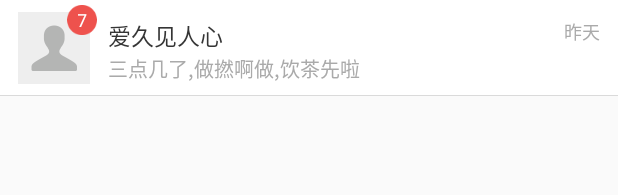
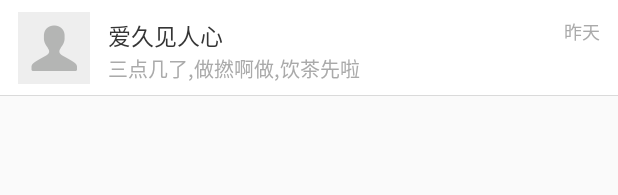
Before and after one commit to Rlxzmdd/NUIT-Android, an Android app: the layout item_conversation_single.xml on its own in the app's theme, with its tools: preview values and no code run, on a phone screen of 412 x 824 dp. Shown: the top 195 px of the screen. Run offline under Robolectric (Android 15) with nearby library versions, the phone set to English and light mode, and no system bars.

Commit message:
修复好友列表不显示问题，修复信息无法返回问题

```diff
--- a/app/src/main/java/com/example/imitatewechat/adapter/ConversationAdapter.java
+++ b/app/src/main/java/com/example/imitatewechat/adapter/ConversationAdapter.java
@@ -69,7 +69,6 @@ public class ConversationAdapter extends BaseAdapter {
             TextView mNickNameTv = convertView.findViewById(R.id.tv_nick_name);
             TextView mLastMsgTv = convertView.findViewById(R.id.tv_last_msg);
             ImageView mAvatarSdv = convertView.findViewById(R.id.sdv_avatar);
-            TextView mUnreadTv = convertView.findViewById(R.id.tv_unread);
             TextView mCreateTimeTv = convertView.findViewById(R.id.tv_create_time);
 
             //UserInfo userInfo = (UserInfo) conversation.getTargetInfo();
--- a/app/src/main/java/com/example/imitatewechat/adapter/FriendsAdapter.java
+++ b/app/src/main/java/com/example/imitatewechat/adapter/FriendsListAdapter.java
@@ -1,8 +1,6 @@
 package com.example.imitatewechat.adapter;
 
 import android.content.Context;
-import android.net.Uri;
-import android.text.TextUtils;
 import android.view.LayoutInflater;
 import android.view.View;
 import android.view.ViewGroup;
@@ -23,13 +21,13 @@ import androidx.annotation.Nullable;
  *
  * @author zhou
  */
-public class FriendsAdapter extends ArrayAdapter<Friend> {
+public class FriendsListAdapter extends ArrayAdapter<Friend> {
 
     List<Friend> mFriendList;
     int mResource;
     private LayoutInflater mLayoutInflater;
 
-    public FriendsAdapter(Context context, int resource, List<Friend> friendList) {
+    public FriendsListAdapter(Context context, int resource, List<Friend> friendList) {
         super(context, resource, friendList);
         this.mResource = resource;
         this.mFriendList = friendList;
--- a/app/src/main/java/com/example/imitatewechat/adapter/MessageAdapter.java
+++ b/app/src/main/java/com/example/imitatewechat/adapter/MessageAdapter.java
@@ -70,13 +70,13 @@ public class MessageAdapter extends RecyclerView.Adapter<RecyclerView.ViewHolder
             LeftHolder leftHolder = (LeftHolder) holder; // 强制类型转换
             leftHolder.contentTv.setText(message.getContent());
             leftHolder.timeTv.setText(time);
-            leftHolder.picImv.setImageDrawable(Drawable.createFromPath(chatTo.getPic()));
+//            leftHolder.picImv.setImageDrawable(Drawable.createFromPath(chatTo.getPic()));
             leftHolder.nameTv.setText(chatTo.getName());
         } else { // 如果是右边视图持有者
             RightHolder rightHolder = (RightHolder) holder; // 强制类型转换
             rightHolder.contentTv.setText(message.getContent());
             rightHolder.timeTv.setText(time);
-            rightHolder.picImv.setImageDrawable(Drawable.createFromPath(currentUser.getPic()));
+//            rightHolder.picImv.setImageDrawable(Drawable.createFromPath(currentUser.getPic()));
             rightHolder.nameTv.setText(currentUser.getName());
         }
     }
--- a/app/src/main/java/com/example/imitatewechat/adapter/MessageListAdapter.java
+++ b/app/src/main/java/com/example/imitatewechat/adapter/MessageListAdapter.java
@@ -20,6 +20,7 @@ import com.example.imitatewechat.entity.User;
 
 import java.text.SimpleDateFormat;
 
+@Deprecated
 public class MessageListAdapter extends RecyclerView.Adapter<MessageListAdapter.ViewHolder> {
     private MainActivity mContext; // 上下文对象
     private User currentUser; // 当前用户
--- a/app/src/main/java/com/example/imitatewechat/db/SQLiteDao.java
+++ b/app/src/main/java/com/example/imitatewechat/db/SQLiteDao.java
@@ -106,7 +106,7 @@ public class SQLiteDao {
                 String pic = cursor.getString(cursor.getColumnIndexOrThrow("pic")); // 获取头像
                 int age = cursor.getInt(cursor.getColumnIndexOrThrow("age"));
                 friends.add(new Friend(index++,uid, name, phone, age, pic, "",new Date()));
-                Log.d("ad",name);
+                Log.d("friend-list",name);
             }
         } catch (Exception e) {
             e.printStackTrace();
--- a/app/src/main/java/com/example/imitatewechat/fragment/ChatsFragment.java
+++ b/app/src/main/java/com/example/imitatewechat/fragment/ChatsFragment.java
@@ -3,6 +3,7 @@ package com.example.imitatewechat.fragment;
 import android.content.Intent;
 import android.os.Bundle;
 import android.os.Handler;
+import android.util.Log;
 import android.view.LayoutInflater;
 import android.view.View;
 import android.view.ViewGroup;
@@ -30,7 +31,7 @@ public class ChatsFragment extends BaseFragment {
 
     ListView mConversationLv;
 
-    ConversationAdapter mConversationAdapter;
+    public ConversationAdapter mConversationAdapter;
 
 
     private static final int REFRESH_CONVERSATION_LIST = 0x3000;
@@ -66,7 +67,8 @@ public class ChatsFragment extends BaseFragment {
                 Intent intent = new Intent(getActivity(), ChatActivity.class);
                 intent.putExtra("currentUser", currentUser);
                 intent.putExtra("chatTo", friend);
-                startActivityForResult(intent,friend.getChatId());
+                Log.d("chatto",getActivity().getLocalClassName());
+                getActivity().startActivityForResult(intent,friend.getChatId());
 
             }
         });
--- a/app/src/main/res/layout/item_conversation_single.xml
+++ b/app/src/main/res/layout/item_conversation_single.xml
@@ -23,7 +23,7 @@
                 android:layout_width="48dp"
                 android:layout_height="48dp"
                 android:layout_centerInParent="true"
-                android:src="@mipmap/default_user_avatar"/>
+                android:src="@mipmap/default_user_avatar" />
         </RelativeLayout>
 
         <TextView
@@ -73,19 +73,19 @@
                 android:textSize="@dimen/conversation_msg_text_size" />
         </LinearLayout>
 
-        <TextView
-            android:id="@+id/tv_unread"
-            android:layout_width="20dp"
-            android:layout_height="20dp"
-            android:layout_alignTop="@id/rl_avatar"
-            android:layout_alignRight="@id/rl_avatar"
-            android:layout_marginTop="3dp"
-            android:layout_marginRight="7dp"
-            android:background="@mipmap/bg_unread_count"
-            android:gravity="center"
-            android:text="7"
-            android:textColor="#ffffff"
-            android:textSize="12sp" />
+<!--        <TextView-->
+<!--            android:id="@+id/tv_unread"-->
+<!--            android:layout_width="20dp"-->
+<!--            android:layout_height="20dp"-->
+<!--            android:layout_alignTop="@id/rl_avatar"-->
+<!--            android:layout_alignRight="@id/rl_avatar"-->
+<!--            android:layout_marginTop="3dp"-->
+<!--            android:layout_marginRight="7dp"-->
+<!--            android:background="@mipmap/bg_unread_count"-->
+<!--            android:gravity="center"-->
+<!--            android:text="7"-->
+<!--            android:textColor="#ffffff"-->
+<!--            android:textSize="12sp" />-->
 
         <View
             android:layout_width="match_parent"
--- a/app/src/main/res/layout/item_message_left.xml
+++ b/app/src/main/res/layout/item_message_left.xml
@@ -8,7 +8,9 @@
         android:id="@+id/message_left_avatar"
         android:layout_width="40dp"
         android:layout_height="40dp"
-        android:layout_margin="10dp" />
+        android:layout_margin="10dp"
+        android:src="@mipmap/default_user_avatar"
+        />
     <!--        android:src="@drawable/avatar_right"-->
     <LinearLayout
         android:layout_width="wrap_content"
--- a/app/src/main/res/layout/item_message_right.xml
+++ b/app/src/main/res/layout/item_message_right.xml
@@ -56,7 +56,8 @@
         android:id="@+id/message_right_avatar"
         android:layout_width="40dp"
         android:layout_height="40dp"
-        android:layout_margin="10dp" />
+        android:layout_margin="10dp"
+        android:src="@mipmap/default_user_avatar"/>
     <!--        android:src="@drawable/avatar_right"-->
 
 </LinearLayout>
```
Also changed, not shown: app/src/main/java/com/example/imitatewechat/activity/MainActivity.java (+11 -4 lines), app/src/main/java/com/example/imitatewechat/db/SQLiteHelper.java (+10 -4 lines), app/src/main/java/com/example/imitatewechat/fragment/ContactsFragment.java (+13 -9 lines).
